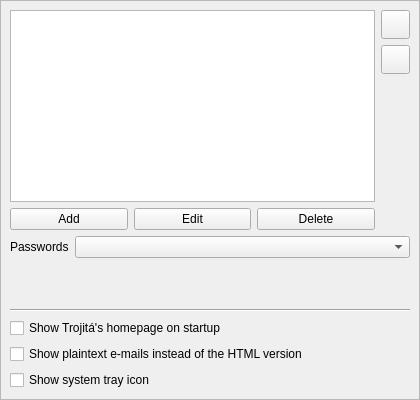
Before: the Qt Designer form src/Gui/SettingsGeneralPage.ui in jktjkt/trojita, drawn with Qt 5.
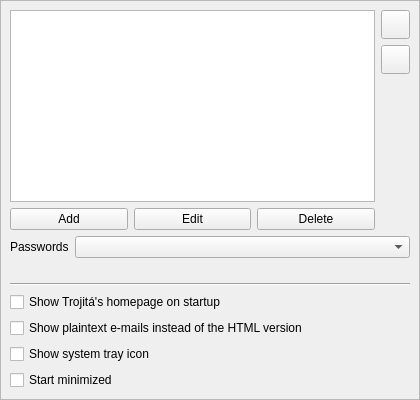
After: the same form once the commit is applied.

Commit message:
Gui: Add an option to start Trojitá minimized
With this option set Trojitá starts minimized or minimized to tray if the tray icon
is enabled.

The edit to the form file:
```diff
--- a/src/Gui/SettingsGeneralPage.ui
+++ b/src/Gui/SettingsGeneralPage.ui
@@ -170,6 +170,13 @@
       </property>
      </widget>
     </item>
+    <item row="8" column="0">
+     <widget class="QCheckBox" name="guiStartMinimizedCheckbox">
+      <property name="text">
+       <string>Start minimized</string>
+      </property>
+     </widget>
+    </item>
    </layout>
   </widget>
  </widget>
```
The commit also changes 4 other files.
